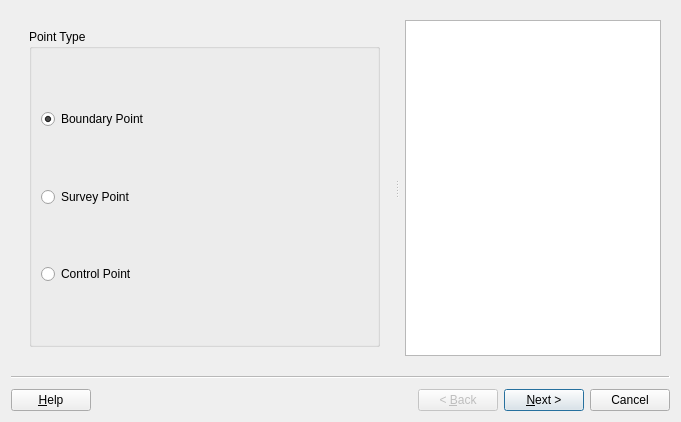
First picture: the form in asistente_ladm_col/ui/wiz_create_points_cadastre.ui, repository SwissTierrasColombia/Asistente-LADM-COL, before the edit.
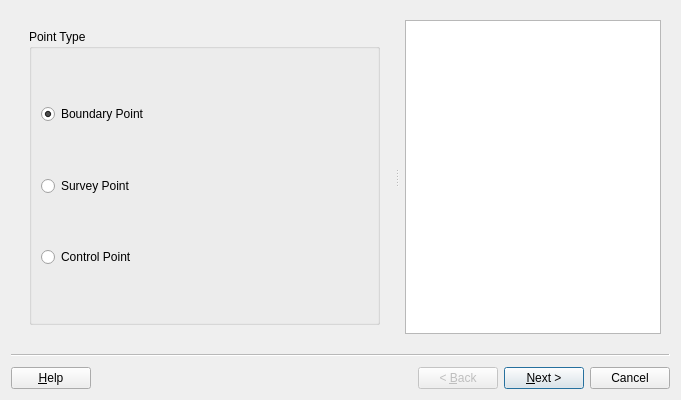
Second picture: the form after the edit. Custom widgets are drawn as their Qt base class.

What changed in the file:
```diff
--- a/asistente_ladm_col/ui/wiz_create_points_cadastre.ui
+++ b/asistente_ladm_col/ui/wiz_create_points_cadastre.ui
@@ -7,7 +7,7 @@
     <x>0</x>
     <y>0</y>
     <width>681</width>
-    <height>422</height>
+    <height>400</height>
    </rect>
   </property>
   <property name="cursor">
```
Left out of the diff: 2 changed lines with no effect on the pictures.
